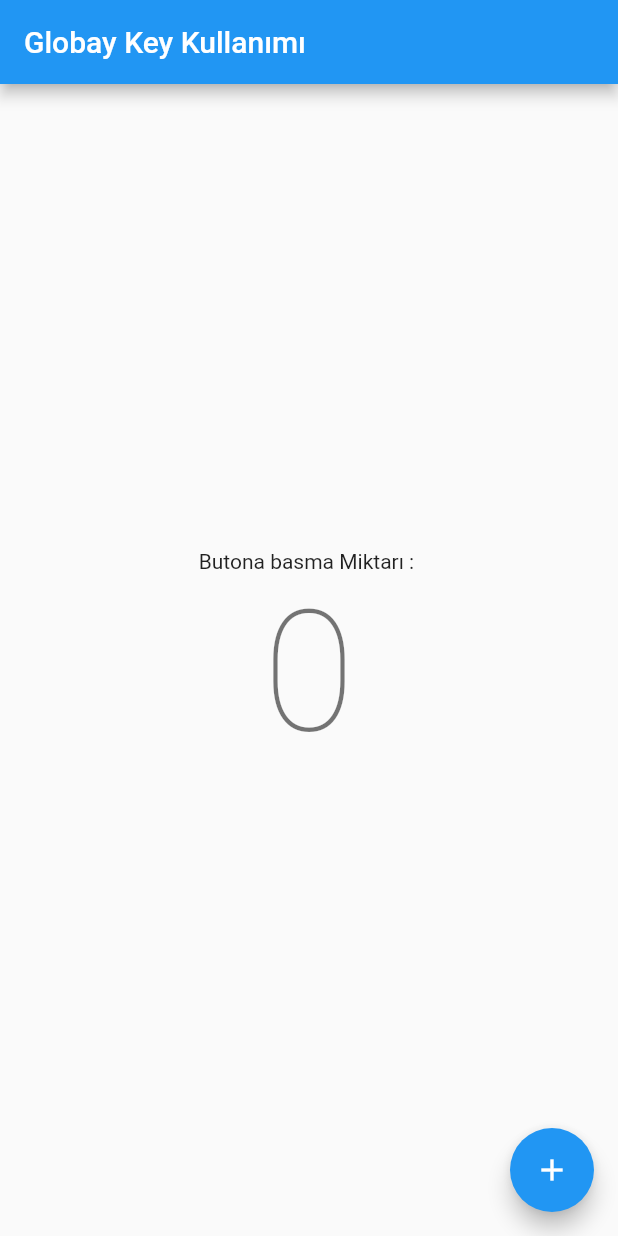
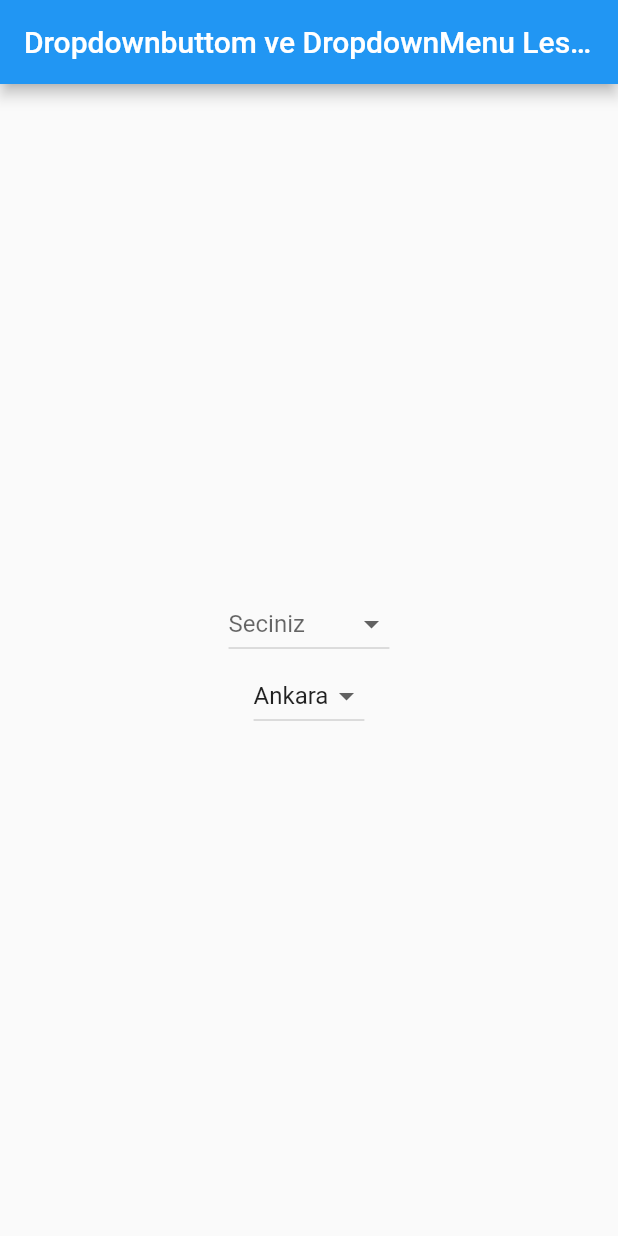
Before and after one commit to kubilaybzk/flutter_notlarim, a Flutter app: the screen it shows after launch, on a phone screen of 412 x 824 dp. Run offline on Flutter 3.47's test engine with Material 2 defaults, Android fonts, the light colour scheme and no system bars; our stand-ins replace flutter_easyloading.

Commit message:
The notes about another topics.

```diff
--- /dev/null
+++ b/lib/input_widgets/Checkbox_radio_input.dart
@@ -0,0 +1,225 @@
+import 'package:flutter/material.dart';
+
+/*
+Öncelikle  Checkbox widget kullanımına bakalım .
+    Öncelikle bu bir true yada false değeri yollar.
+      Eğer seçilmişse True seçilmemiş ise False gibi.
+        Bunun için bir değer tanımlamamız gerekmekte.
+          Mesela Checkbox_kotnrol olarak bir değişken tanımlayalım.
+*/
+class checkbox_radio_lesson extends StatefulWidget {
+  checkbox_radio_lesson({Key? key}) : super(key: key);
+
+  @override
+  _checkbox_radio_lessonState createState() => _checkbox_radio_lessonState();
+}
+
+bool Checkbox_kontrol = false; //Başlangıç değeri olarak false atayalım.
+String Checkbox_kontrol_text = "İlk İşlem Adımı";
+
+class _checkbox_radio_lessonState extends State<checkbox_radio_lesson> {
+  @override
+  Widget build(BuildContext context) {
+    return MaterialApp(
+      home: Scaffold(
+        appBar: AppBar(
+          title: Text("Radio ve Checkbox Lesson 1"),
+        ),
+        body: Center(
+          child: Column(
+            mainAxisAlignment: MainAxisAlignment.center,
+            children: [Chechbox(), Radio_widget(), SwitchList_lesson()],
+          ),
+        ),
+      ),
+    );
+  }
+
+  CheckboxListTile Chechbox() {
+    return CheckboxListTile(
+      value: Checkbox_kontrol,
+      onChanged: (gelen) {
+        setState(() {
+          Checkbox_kontrol = gelen!;
+          KontrolFonks(gelen);
+        });
+      },
+      title: Text(Checkbox_kontrol_text), // Başlık anlamına geliyor.
+      activeColor: Colors.red, //Seçilince ne renk olsun ayarlıyoruz
+      subtitle: Text("Burası Sub Title"),
+      secondary: Icon(Checkbox_kontrol == true
+          ? Icons.download_done_outlined
+          : Icons.sms_failed),
+    );
+  }
+
+  void KontrolFonks(bool gelen) {
+    if (gelen == true) {
+      debugPrint("Değer Seçildi");
+      Checkbox_kontrol_text = "Değer Seçildi";
+    } else {
+      debugPrint("Değer seçilmedi.");
+      Checkbox_kontrol_text = "Değer seçilmedi";
+    }
+  }
+}
+
+class Text_Duzenle extends StatefulWidget {
+  final bool gelen_bilgi;
+  Text_Duzenle({required this.gelen_bilgi, Key? key}) : super(key: key);
+
+  @override
+  _Text_DuzenleState createState() => _Text_DuzenleState();
+}
+
+class _Text_DuzenleState extends State<Text_Duzenle> {
+  @override
+  Widget build(BuildContext context) {
+    return Text(Checkbox_kontrol_text);
+  }
+}
+
+/*
+
+Radio Kullanımı.
+    Radio biden çok değer verip seçim istediğimiz zaman kullandığımız widget türü.
+      Liste olarak  değerler veririz ve kullanıcı seçer
+    RadioListTile(value: value, groupValue: groupValue, onChanged: onChanged)
+        3 Farklı değişken istiyor .
+          Şimdi bu konuya girmeden önce Türkiyenin şehirlerini seçtirmek isteyelim kullanıcıya
+                Biz Geri dönüş tipi olarak int değer isteyebiliriz. Yada plaka  seçmesini ister geri dönüş olarak
+                    string değer isteyebiliriz.
+                        Bunun için ;
+                          RadioListTile<String>(value: value, groupValue: groupValue, onChanged: onChanged)
+                           RadioListTile<int>(value: value, groupValue: groupValue, onChanged: onChanged)
+
+                            Value: Seçilen Değer
+                                Mesela Şehiler için istanbul ankara izmir vs...
+                                groupValue : Bu değerlerin hepsinin sonucunda seçilen değeri return etmek için
+                                    Bir nevi genel isimlendirme gibi düşünelim.
+                                    Bunu widget içinde tanımlamalıyız  !!
+
+                                      onChanged::
+                                        EĞER SET STATE AYARLANMAZ İSE SEÇİMLER EKRANDA GÖZÜKMEZ.
+
+
+
+*/
+
+class Radio_widget extends StatefulWidget {
+  Radio_widget({Key? key}) : super(key: key);
+
+  @override
+  _Radio_widgetState createState() => _Radio_widgetState();
+}
+
+String sehirler = "";
+
+class _Radio_widgetState extends State<Radio_widget> {
+  @override
+  Widget build(BuildContext context) {
+    return Container(
+      child: Column(
+        children: [
+          RadioListTile<String>(
+              value: "İstanbul",
+              title: Text("İstanbul"),
+              groupValue: sehirler,
+              subtitle: Text("İstanbul Marmara Bölgesindedir."),
+              secondary: Icon(Icons.ac_unit),
+              isThreeLine: true,
+              controlAffinity: ListTileControlAffinity.platform,
+              activeColor: Colors.green,
+              selectedTileColor: Colors.red,
+              onChanged: (deger) {
+                setState(() {
+                  sehirler = deger!;
+                  debugPrint("Seçilen Değer . $deger");
+                });
+              }),
+          RadioListTile<String>(
+              value: "Ankara",
+              title: Text("Ankara"),
+              groupValue: sehirler,
+              subtitle: Text("Ankara İç Anadolu Bölgesindedir."),
+              secondary: Icon(Icons.ac_unit),
+              isThreeLine: true,
+              controlAffinity: ListTileControlAffinity.platform,
+              activeColor: Colors.green,
+              selectedTileColor: Colors.red,
+              onChanged: (deger) {
+                setState(() {
+                  sehirler = deger!;
+                  debugPrint("Seçilen Değer . $deger");
+                });
+              }),
+          RadioListTile<String>(
+              value: "İzmir",
+              title: Text("İzmir"),
+              groupValue: sehirler,
+              subtitle: Text("İzmir Ege Bölgesindedir."),
+              secondary: Icon(Icons.ac_unit),
+              isThreeLine: true,
+              controlAffinity: ListTileControlAffinity.platform,
+              activeColor: Colors.green,
+              selectedTileColor: Colors.red,
+              onChanged: (deger) {
+                setState(() {
+                  sehirler = deger!;
+                  debugPrint("Seçilen Değer . $deger");
+                });
+              }),
+        ],
+      ),
+    );
+  }
+}
+
+/*
+
+SwitchListTile kullanımı.
+    kullanımı radio ile neredeyse tamamen aynı.
+    SwitchListTile(value: value, onChanged: onChanged)
+
+      SwitchListTile.adaptive(value: value, onChanged: onChanged)(value: value, onChanged: onChanged)
+        Bu ios için buna pek girmedik derste.
+
+
+
+*/
+
+class SwitchList_lesson extends StatefulWidget {
+  SwitchList_lesson({Key? key}) : super(key: key);
+
+  @override
+  _SwitchList_lessonState createState() => _SwitchList_lessonState();
+}
+
+bool Switch_degeri = false;
+
+class _SwitchList_lessonState extends State<SwitchList_lesson> {
+  @override
+  Widget build(BuildContext context) {
+    return Container(
+      child: Column(
+        children: [
+          SwitchListTile(
+            value: Switch_degeri,
+            onChanged: (deger) {
+              setState(() {
+                Switch_degeri = deger;
+              });
+            },
+            title: Switch_degeri == false
+                ? Text("Kullanıcı onaylamadı")
+                : Text("Kullanıcı Onayladı"),
+            subtitle: Switch_degeri == false
+                ? Text("Subtitle Kullanıcı onaylamadı")
+                : Text(" Subtitle Kullanıcı Onayladı"),
+            secondary: Icon(Icons.read_more),
+          ),
+        ],
+      ),
+    );
+  }
+}
--- /dev/null
+++ b/lib/input_widgets/Dropdownbuttom_ve_DropDownMenuItem.dart
@@ -0,0 +1,110 @@
+import 'package:flutter/material.dart';
+
+class DropDownElements extends StatefulWidget {
+  DropDownElements({Key? key}) : super(key: key);
+
+  @override
+  _DropDownElementsState createState() => _DropDownElementsState();
+}
+
+String secilenRenk = "";
+List<String> sehirler = ["Ankara", "Bursa", "Izmir", "Hatay"];
+String secilenSehir = "Ankara";
+
+/*
+DropdownButton ve DropdownMenü kullanımı :
+  DropdownButton<String>(
+    items:[DropdownMenuItem<String>(child:), //Buraya menünün elemanları yazılır.
+
+  ],
+
+  )
+
+*/
+
+class _DropDownElementsState extends State<DropDownElements> {
+  @override
+  Widget build(BuildContext context) {
+    return MaterialApp(
+      debugShowCheckedModeBanner: false,
+      home: Scaffold(
+        appBar: AppBar(title: Text("Dropdownbuttom ve DropdownMenu Lessons")),
+        body: Center(
+          child: Column(
+            mainAxisAlignment: MainAxisAlignment.center,
+            children: [
+              DropdownButton<String>(
+                items: [
+                  DropdownMenuItem<String>(
+                    child: Row(
+                      children: <Widget>[
+                        Container(
+                          width: 24,
+                          height: 24,
+                          color: Colors.red,
+                          margin: EdgeInsets.only(left: 10),
+                        ),
+                        Text("Kırmızı"),
+                      ],
+                    ),
+                    value: "Kirmizi",
+                  ),
+                  DropdownMenuItem<String>(
+                    child: Row(
+                      children: <Widget>[
+                        Container(
+                          width: 24,
+                          height: 24,
+                          color: Colors.blue,
+                          margin: EdgeInsets.only(left: 10),
+                        ),
+                        Text("Mavi"),
+                      ],
+                    ),
+                    value: "Mavi",
+                  ),
+                  DropdownMenuItem<String>(
+                    child: Row(
+                      children: <Widget>[
+                        Container(
+                          width: 24,
+                          height: 24,
+                          color: Colors.green,
+                          margin: EdgeInsets.only(right: 10),
+                        ),
+                        Text("Yeşil"),
+                      ],
+                    ),
+                    value: "Yesil",
+                  ),
+                ],
+                onChanged: (String? secilen) {
+                  setState(() {
+                    secilenRenk = secilen!;
+                    debugPrint(secilenRenk);
+                  });
+                },
+                hint: Text("Seciniz"),
+                value: secilenRenk,
+              ),
+              DropdownButton<String>(
+                items: sehirler.map((oankiSehir) {
+                  return DropdownMenuItem<String>(
+                    child: Text(oankiSehir),
+                    value: oankiSehir,
+                  );
+                }).toList(),
+                onChanged: (s) {
+                  setState(() {
+                    secilenSehir = s!;
+                  });
+                },
+                value: secilenSehir,
+              ),
+            ],
+          ),
+        ),
+      ),
+    );
+  }
+}
--- a/lib/main.dart
+++ b/lib/main.dart
@@ -1,4 +1,6 @@
 import 'package:flutter/material.dart';
+import 'package:flutter_notlarim/input_widgets/Checkbox_radio_input.dart';
+import 'package:flutter_notlarim/input_widgets/Dropdownbuttom_ve_DropDownMenuItem.dart';
 import 'package:flutter_notlarim/input_widgets/TextFormField_lesson1.dart';
 import 'package:flutter_notlarim/input_widgets/TextFormField_lesson2.dart';
 import 'package:flutter_notlarim/input_widgets/TextFormField_lesson3.dart';
@@ -78,6 +80,8 @@
     //return TextField_lesson_2(); //Controller ve FocusNode Kullanımı ve Statefull Widget Özellikleri
     //return TextFormField_lesson_v1(); // TextFormField Kullanımı ve Verilerin Validator ile Kontrolü
     //return TextFormField_lesson_v2(); //Formun Kaydedilmesi, Sıfırlanması ve GlobalKey Kullanımı
-    return TextFormField_lesson3(); //GlobalKey Nedir? Key Kullanımı Global Key ile Statelere Erişim
+    //return TextFormField_lesson3(); //GlobalKey Nedir? Key Kullanımı Global Key ile Statelere Erişim
+    //return checkbox_radio_lesson(); //CheckBox ve Radio - Switch Widgetları.
+    return DropDownElements(); //Dropdownbuttom ve DropDownMenuItem Kullanımı
   }
 }
```
